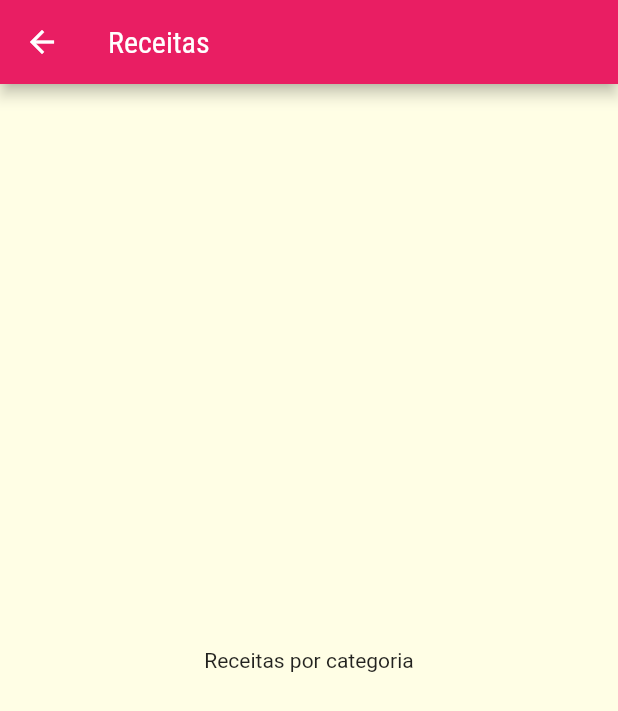
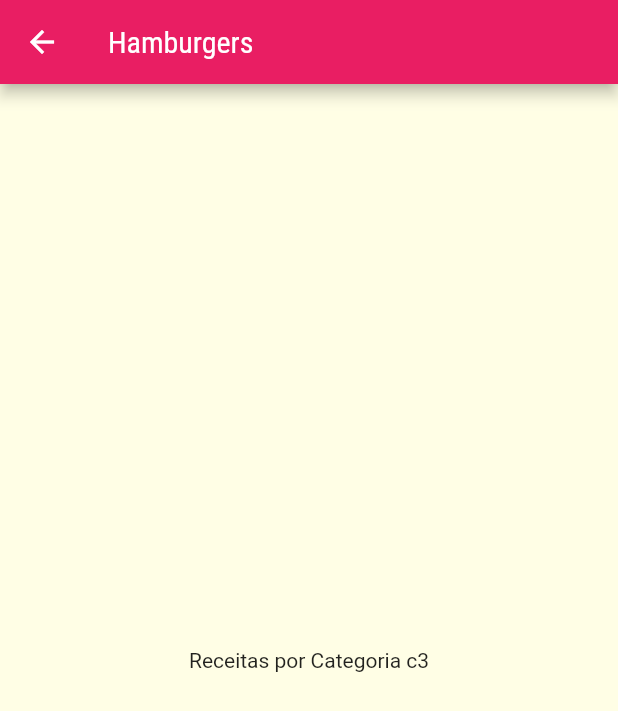
Before and after one commit to jccallves-developer/meals, a Flutter app: the screen it shows after launch, after a tap on "Hamburgers", on a phone screen of 412 x 824 dp. Shown: the top 711 px of the screen. Run offline on Flutter 3.47's test engine with Material 2 defaults, Android fonts, the phone set to English and light mode, and no system bars.

Commit message:
#Aula188 - Passando dados via construtor

```diff
--- a/lib/components/category_item.dart
+++ b/lib/components/category_item.dart
@@ -1,21 +1,21 @@
 import 'package:flutter/material.dart';
 
-import 'package:meals/models/category.dart';
+import '../models/category.dart';
 import '../screens/categories_meals_screen.dart';
 
 class CategoryItem extends StatelessWidget {
   final Category category;
 
-  const CategoryItem({
-    Key? key,
-    required this.category,
-  }) : super(key: key);
+  // ignore: use_key_in_widget_constructors
+  const CategoryItem(
+    this.category,
+  );
 
   void _selectCategory(BuildContext context) {
     Navigator.of(context).push(
       MaterialPageRoute(
         builder: (_) {
-          return const CategoriesMealsScreen();
+          return CategoriesMealsScreen(category);
         },
       ),
     );
--- a/lib/screens/categories_meals_screen.dart
+++ b/lib/screens/categories_meals_screen.dart
@@ -1,16 +1,22 @@
 import 'package:flutter/material.dart';
 
+import '../models/category.dart';
+
 class CategoriesMealsScreen extends StatelessWidget {
-  const CategoriesMealsScreen({Key? key}) : super(key: key);
+  final Category category;
+
+  // ignore: use_key_in_widget_constructors
+  const CategoriesMealsScreen(this.category);
 
   @override
   Widget build(BuildContext context) {
     return Scaffold(
-        appBar: AppBar(
-          title: const Text('Receitas'),
-        ),
-        body: const Center(
-          child: Text('Receitas por categoria'),
-        ));
+      appBar: AppBar(
+        title: Text(category.title),
+      ),
+      body: Center(
+        child: Text('Receitas por Categoria ${category.id}'),
+      ),
+    );
   }
 }
--- a/lib/screens/categories_screen.dart
+++ b/lib/screens/categories_screen.dart
@@ -1,4 +1,5 @@
 import 'package:flutter/material.dart';
+
 import '../components/category_item.dart';
 import '../data/dummy_data.dart';
 
@@ -9,20 +10,18 @@ class CategoriesScreen extends StatelessWidget {
   Widget build(BuildContext context) {
     return Scaffold(
       appBar: AppBar(
-        title: const Text('Vamos cozinhar?'),
+        title: const Text('Vamos Cozinhar?'),
       ),
       body: GridView(
         padding: const EdgeInsets.all(25),
         gridDelegate: const SliverGridDelegateWithMaxCrossAxisExtent(
-          maxCrossAxisExtent: 250,
+          maxCrossAxisExtent: 200,
           childAspectRatio: 3 / 2,
           crossAxisSpacing: 20,
           mainAxisSpacing: 20,
         ),
         children: dummyCategories.map((cat) {
-          return CategoryItem(
-            category: cat,
-          );
+          return CategoryItem(cat);
         }).toList(),
       ),
     );
```
